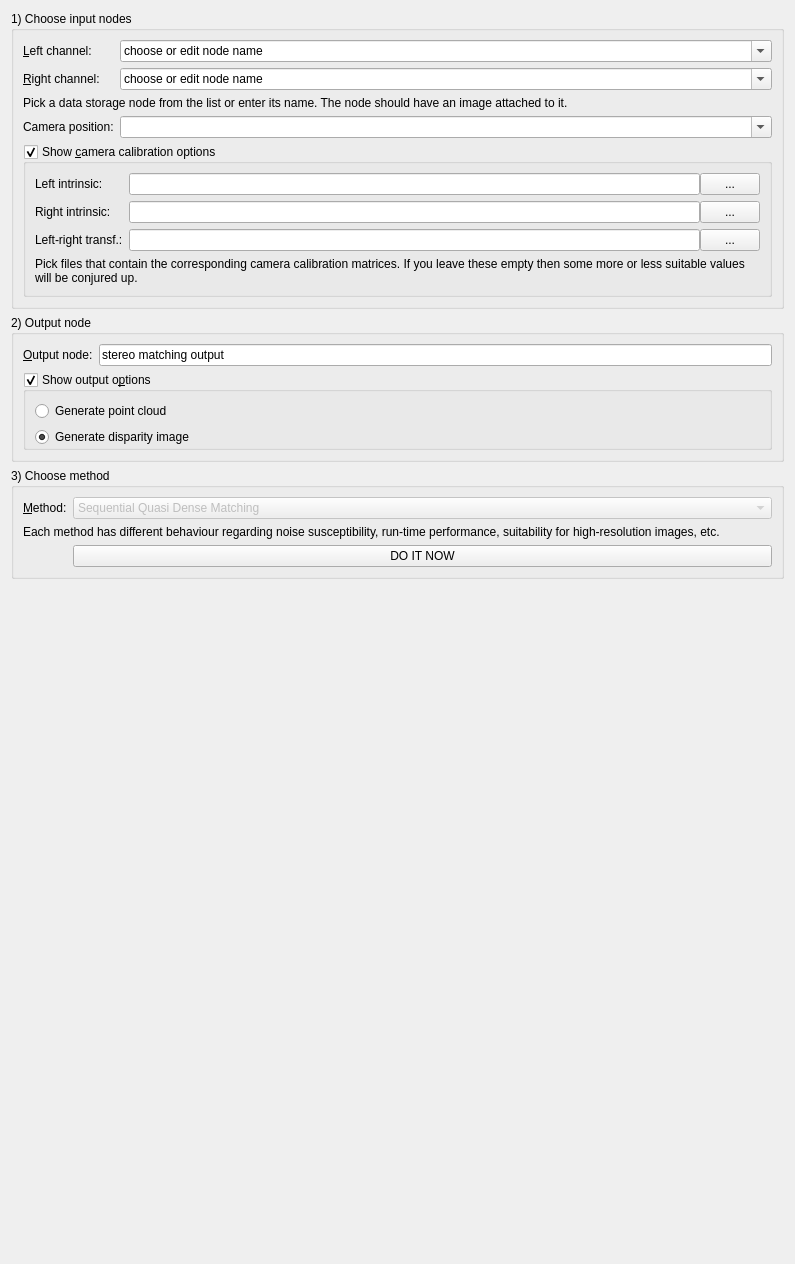
The window that Code/Gui/MITK/Plugins/uk.ac.ucl.cmic.igisurfacerecon/src/internal/SurfaceReconViewWidget.ui (NifTK/NifTK) describes before a commit, drawn with Qt 5.
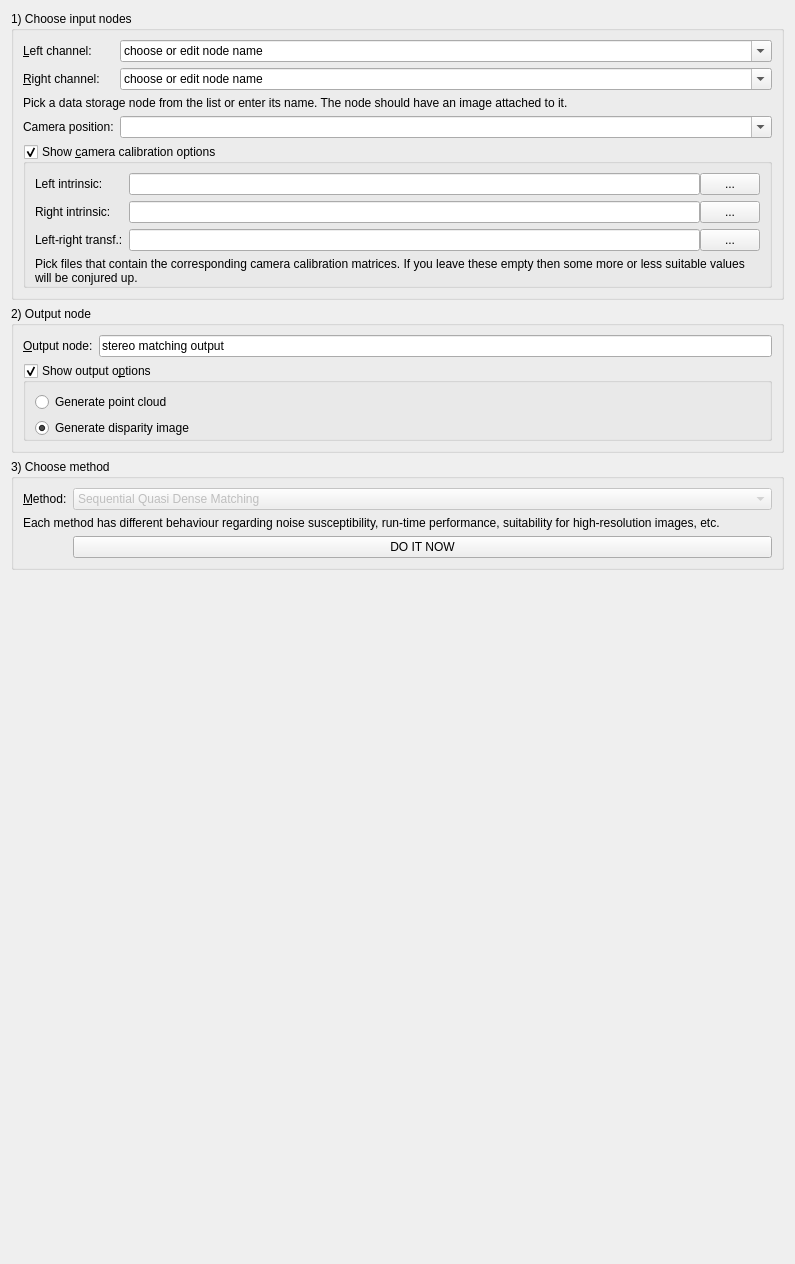
The same window after the commit. Custom widgets are drawn as their Qt base class.

Commit message: Bug #2486: change background colour of combobox to signify whether we have a calib prop or not

Diff of the .ui file:
```diff
--- a/Code/Gui/MITK/Plugins/uk.ac.ucl.cmic.igisurfacerecon/src/internal/SurfaceReconViewWidget.ui
+++ b/Code/Gui/MITK/Plugins/uk.ac.ucl.cmic.igisurfacerecon/src/internal/SurfaceReconViewWidget.ui
@@ -92,6 +92,9 @@
          <bool>true</bool>
         </property>
         <layout class="QGridLayout" name="gridLayout_2">
+         <property name="bottomMargin">
+          <number>0</number>
+         </property>
          <item row="0" column="0">
           <widget class="QWidget" name="calibrationdummypanel" native="true">
            <layout class="QFormLayout" name="formLayout_7">
```
The commit also changes 2 other files.
